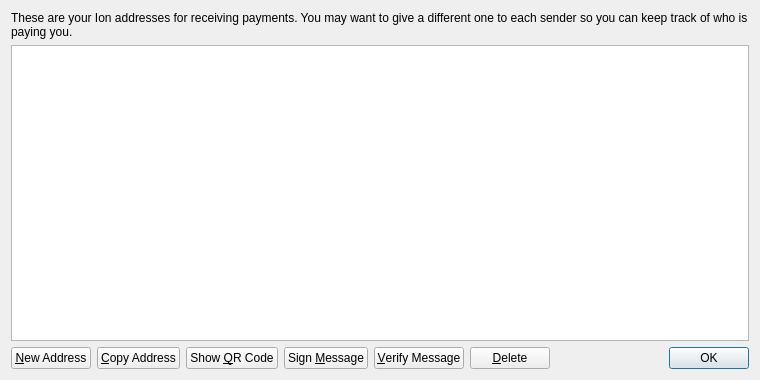
First picture: the form in src/qt/forms/addressbookpage.ui, repository ionomy/ion_deprecated2, before the edit.
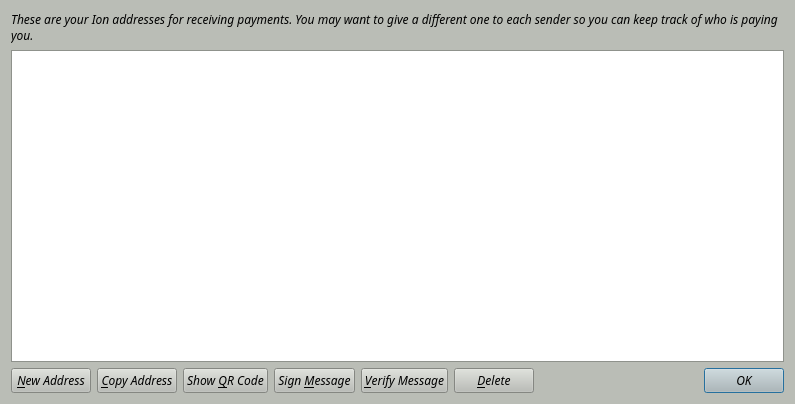
Second picture: the form after the edit.

```diff
--- a/src/qt/forms/addressbookpage.ui
+++ b/src/qt/forms/addressbookpage.ui
@@ -6,10 +6,431 @@
    <rect>
     <x>0</x>
     <y>0</y>
-    <width>760</width>
-    <height>380</height>
+    <width>795</width>
+    <height>404</height>
    </rect>
   </property>
+  <property name="palette">
+   <palette>
+    <active>
+     <colorrole role="WindowText">
+      <brush brushstyle="SolidPattern">
+       <color alpha="255">
+        <red>0</red>
+        <green>0</green>
+        <blue>0</blue>
+       </color>
+      </brush>
+     </colorrole>
+     <colorrole role="Button">
+      <brush brushstyle="SolidPattern">
+       <color alpha="255">
+        <red>186</red>
+        <green>189</green>
+        <blue>182</blue>
+       </color>
+      </brush>
+     </colorrole>
+     <colorrole role="Light">
+      <brush brushstyle="SolidPattern">
+       <color alpha="255">
+        <red>255</red>
+        <green>255</green>
+        <blue>255</blue>
+       </color>
+      </brush>
+     </colorrole>
+     <colorrole role="Midlight">
+      <brush brushstyle="SolidPattern">
+       <color alpha="255">
+        <red>220</red>
+        <green>222</green>
+        <blue>218</blue>
+       </color>
+      </brush>
+     </colorrole>
+     <colorrole role="Dark">
+      <brush brushstyle="SolidPattern">
+       <color alpha="255">
+        <red>93</red>
+        <green>94</green>
+        <blue>91</blue>
+       </color>
+      </brush>
+     </colorrole>
+     <colorrole role="Mid">
+      <brush brushstyle="SolidPattern">
+       <color alpha="255">
+        <red>124</red>
+        <green>126</green>
+        <blue>121</blue>
+       </color>
+      </brush>
+     </colorrole>
+     <colorrole role="Text">
+      <brush brushstyle="SolidPattern">
+       <color alpha="255">
+        <red>0</red>
+        <green>0</green>
+        <blue>0</blue>
+       </color>
+      </brush>
+     </colorrole>
+     <colorrole role="BrightText">
+      <brush brushstyle="SolidPattern">
+       <color alpha="255">
+        <red>255</red>
+        <green>255</green>
+        <blue>255</blue>
+       </color>
+      </brush>
+     </colorrole>
+     <colorrole role="ButtonText">
+      <brush brushstyle="SolidPattern">
+       <color alpha="255">
+        <red>0</red>
+        <green>0</green>
+        <blue>0</blue>
+       </color>
+      </brush>
+     </colorrole>
+     <colorrole role="Base">
+      <brush brushstyle="SolidPattern">
+       <color alpha="255">
+        <red>255</red>
+        <green>255</green>
+        <blue>255</blue>
+       </color>
+      </brush>
+     </colorrole>
+     <colorrole role="Window">
+      <brush brushstyle="SolidPattern">
+       <color alpha="255">
+        <red>186</red>
+        <green>189</green>
+        <blue>182</blue>
+       </color>
+      </brush>
+     </colorrole>
+     <colorrole role="Shadow">
+      <brush brushstyle="SolidPattern">
+       <color alpha="255">
+        <red>0</red>
+        <green>0</green>
+        <blue>0</blue>
+       </color>
+      </brush>
+     </colorrole>
+     <colorrole role="AlternateBase">
+      <brush brushstyle="SolidPattern">
+       <color alpha="255">
+        <red>220</red>
+        <green>222</green>
+        <blue>218</blue>
+       </color>
+      </brush>
+     </colorrole>
+     <colorrole role="ToolTipBase">
+      <brush brushstyle="SolidPattern">
+       <color alpha="255">
+        <red>255</red>
+        <green>255</green>
+        <blue>220</blue>
+       </color>
+      </brush>
+     </colorrole>
+     <colorrole role="ToolTipText">
+      <brush brushstyle="SolidPattern">
+       <color alpha="255">
+        <red>0</red>
+        <green>0</green>
+        <blue>0</blue>
+       </color>
+      </brush>
+     </colorrole>
+    </active>
+    <inactive>
+     <colorrole role="WindowText">
+      <brush brushstyle="SolidPattern">
+       <color alpha="255">
+        <red>0</red>
+        <green>0</green>
+        <blue>0</blue>
+       </color>
+      </brush>
+     </colorrole>
+     <colorrole role="Button">
+      <brush brushstyle="SolidPattern">
+       <color alpha="255">
+        <red>186</red>
+        <green>189</green>
+        <blue>182</blue>
+       </color>
+      </brush>
+     </colorrole>
+     <colorrole role="Light">
+      <brush brushstyle="SolidPattern">
+       <color alpha="255">
+        <red>255</red>
+        <green>255</green>
+        <blue>255</blue>
+       </color>
+      </brush>
+     </colorrole>
+     <colorrole role="Midlight">
+      <brush brushstyle="SolidPattern">
+       <color alpha="255">
+        <red>220</red>
+        <green>222</green>
+        <blue>218</blue>
+       </color>
+      </brush>
+     </colorrole>
+     <colorrole role="Dark">
+      <brush brushstyle="SolidPattern">
+       <color alpha="255">
+        <red>93</red>
+        <green>94</green>
+        <blue>91</blue>
+       </color>
+      </brush>
+     </colorrole>
+     <colorrole role="Mid">
+      <brush brushstyle="SolidPattern">
+       <color alpha="255">
+        <red>124</red>
+        <green>126</green>
+        <blue>121</blue>
+       </color>
+      </brush>
+     </colorrole>
+     <colorrole role="Text">
+      <brush brushstyle="SolidPattern">
+       <color alpha="255">
+        <red>0</red>
+        <green>0</green>
+        <blue>0</blue>
+       </color>
+      </brush>
+     </colorrole>
+     <colorrole role="BrightText">
+      <brush brushstyle="SolidPattern">
+       <color alpha="255">
+        <red>255</red>
+        <green>255</green>
+        <blue>255</blue>
+       </color>
+      </brush>
+     </colorrole>
+     <colorrole role="ButtonText">
+      <brush brushstyle="SolidPattern">
+       <color alpha="255">
+        <red>0</red>
+        <green>0</green>
+        <blue>0</blue>
+       </color>
+      </brush>
+     </colorrole>
+     <colorrole role="Base">
+      <brush brushstyle="SolidPattern">
+       <color alpha="255">
+        <red>255</red>
+        <green>255</green>
+        <blue>255</blue>
+       </color>
+      </brush>
+     </colorrole>
+     <colorrole role="Window">
+      <brush brushstyle="SolidPattern">
+       <color alpha="255">
+        <red>186</red>
+        <green>189</green>
+        <blue>182</blue>
+       </color>
+      </brush>
+     </colorrole>
+     <colorrole role="Shadow">
+      <brush brushstyle="SolidPattern">
+       <color alpha="255">
+        <red>0</red>
+        <green>0</green>
+        <blue>0</blue>
+       </color>
+      </brush>
+     </colorrole>
+     <colorrole role="AlternateBase">
+      <brush brushstyle="SolidPattern">
+       <color alpha="255">
+        <red>220</red>
+        <green>222</green>
+        <blue>218</blue>
+       </color>
+      </brush>
+     </colorrole>
+     <colorrole role="ToolTipBase">
+      <brush brushstyle="SolidPattern">
+       <color alpha="255">
+        <red>255</red>
+        <green>255</green>
+        <blue>220</blue>
+       </color>
+      </brush>
+     </colorrole>
+     <colorrole role="ToolTipText">
+      <brush brushstyle="SolidPattern">
+       <color alpha="255">
+        <red>0</red>
+        <green>0</green>
+        <blue>0</blue>
+       </color>
+      </brush>
+     </colorrole>
+    </inactive>
+    <disabled>
+     <colorrole role="WindowText">
+      <brush brushstyle="SolidPattern">
+       <color alpha="255">
+        <red>93</red>
+        <green>94</green>
+        <blue>91</blue>
+       </color>
+      </brush>
+     </colorrole>
+     <colorrole role="Button">
+      <brush brushstyle="SolidPattern">
+       <color alpha="255">
+        <red>186</red>
+        <green>189</green>
+        <blue>182</blue>
+       </color>
+      </brush>
+     </colorrole>
+     <colorrole role="Light">
+      <brush brushstyle="SolidPattern">
+       <color alpha="255">
+        <red>255</red>
+        <green>255</green>
+        <blue>255</blue>
+       </color>
+      </brush>
+     </colorrole>
+     <colorrole role="Midlight">
+      <brush brushstyle="SolidPattern">
+       <color alpha="255">
+        <red>220</red>
+        <green>222</green>
+        <blue>218</blue>
+       </color>
+      </brush>
+     </colorrole>
+     <colorrole role="Dark">
+      <brush brushstyle="SolidPattern">
+       <color alpha="255">
+        <red>93</red>
+        <green>94</green>
+        <blue>91</blue>
+       </color>
+      </brush>
+     </colorrole>
+     <colorrole role="Mid">
+      <brush brushstyle="SolidPattern">
+       <color alpha="255">
+        <red>124</red>
+        <green>126</green>
+        <blue>121</blue>
+       </color>
+      </brush>
+     </colorrole>
+     <colorrole role="Text">
+      <brush brushstyle="SolidPattern">
+       <color alpha="255">
+        <red>93</red>
+        <green>94</green>
+        <blue>91</blue>
+       </color>
+      </brush>
+     </colorrole>
+     <colorrole role="BrightText">
+      <brush brushstyle="SolidPattern">
+       <color alpha="255">
+        <red>255</red>
+        <green>255</green>
+        <blue>255</blue>
+       </color>
+      </brush>
+     </colorrole>
+     <colorrole role="ButtonText">
+      <brush brushstyle="SolidPattern">
+       <color alpha="255">
+        <red>93</red>
+        <green>94</green>
+        <blue>91</blue>
+       </color>
+      </brush>
+     </colorrole>
+     <colorrole role="Base">
+      <brush brushstyle="SolidPattern">
+       <color alpha="255">
+        <red>186</red>
+        <green>189</green>
+        <blue>182</blue>
+       </color>
+      </brush>
+     </colorrole>
+     <colorrole role="Window">
+      <brush brushstyle="SolidPattern">
+       <color alpha="255">
+        <red>186</red>
+        <green>189</green>
+        <blue>182</blue>
+       </color>
+      </brush>
+     </colorrole>
+     <colorrole role="Shadow">
+      <brush brushstyle="SolidPattern">
+       <color alpha="255">
+        <red>0</red>
+        <green>0</green>
+        <blue>0</blue>
+       </color>
+      </brush>
+     </colorrole>
+     <colorrole role="AlternateBase">
+      <brush brushstyle="SolidPattern">
+       <color alpha="255">
+        <red>186</red>
+        <green>189</green>
+        <blue>182</blue>
+       </color>
+      </brush>
+     </colorrole>
+     <colorrole role="ToolTipBase">
+      <brush brushstyle="SolidPattern">
+       <color alpha="255">
+        <red>255</red>
+        <green>255</green>
+        <blue>220</blue>
+       </color>
+      </brush>
+     </colorrole>
+     <colorrole role="ToolTipText">
+      <brush brushstyle="SolidPattern">
+       <color alpha="255">
+        <red>0</red>
+        <green>0</green>
+        <blue>0</blue>
+       </color>
+      </brush>
+     </colorrole>
+    </disabled>
+   </palette>
+  </property>
+  <property name="font">
+   <font>
+    <family>Sawasdee</family>
+    <italic>true</italic>
+   </font>
+  </property>
   <property name="windowTitle">
    <string>Address Book</string>
   </property>
```
Left out of the diff: 4 changed lines with no effect on the pictures.
